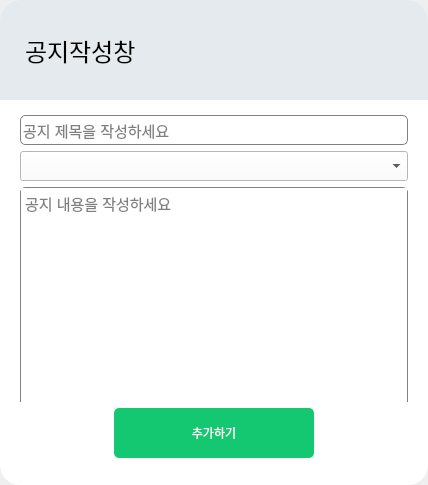
This is main_code/front/ui/notice_dialog.ui in guaba98/TeamCollaborationTool as Qt 5 draws it before an edit. The edited form follows.
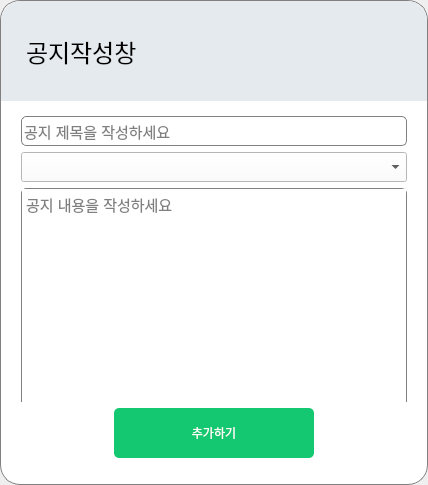
This is the edited form.

```diff
--- a/main_code/front/ui/notice_dialog.ui
+++ b/main_code/front/ui/notice_dialog.ui
@@ -17,6 +17,7 @@
    <string notr="true">QFrame#frame{
 background-color: rgb(255, 255, 255);
 border-radius: 20px;
+border: 0.5px solid gray;
 
 }
 QDialog#Dialog{
```
